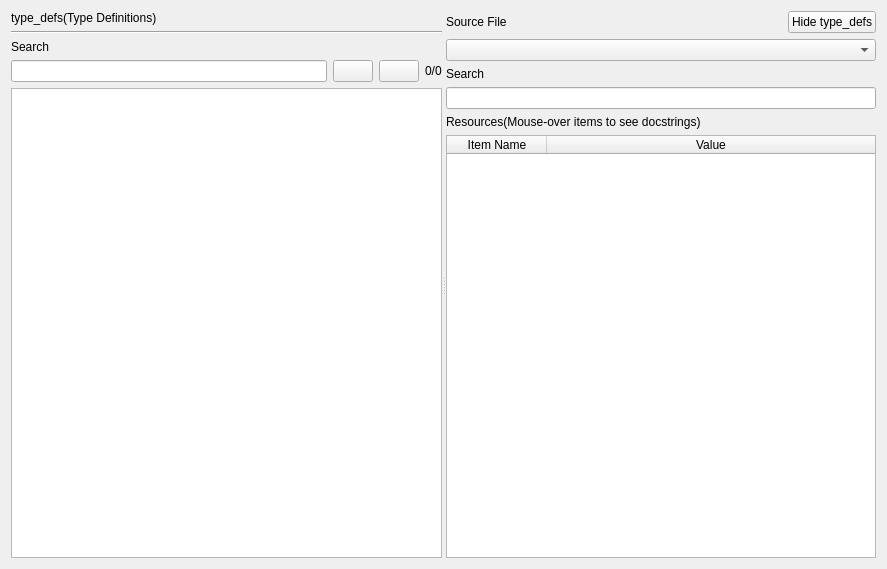
This is GUI/LibPINCEReferenceWidget.ui in korcankaraokcu/PINCE as Qt 5 draws it before an edit. The edited form follows.
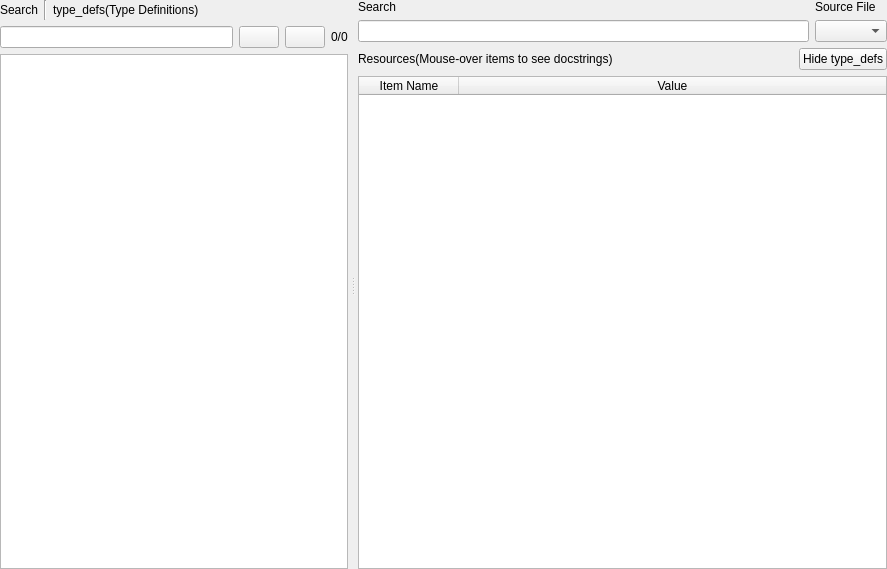
This is the edited form.

```diff
--- a/GUI/LibPINCEReferenceWidget.ui
+++ b/GUI/LibPINCEReferenceWidget.ui
@@ -14,17 +14,73 @@
    <string>libPINCE Reference</string>
   </property>
   <layout class="QGridLayout" name="gridLayout_2">
+   <property name="leftMargin">
+    <number>0</number>
+   </property>
+   <property name="topMargin">
+    <number>0</number>
+   </property>
+   <property name="rightMargin">
+    <number>0</number>
+   </property>
+   <property name="bottomMargin">
+    <number>0</number>
+   </property>
+   <property name="spacing">
+    <number>0</number>
+   </property>
    <item row="0" column="0">
     <widget class="QSplitter" name="splitter">
      <property name="orientation">
       <enum>Qt::Horizontal</enum>
      </property>
+     <property name="handleWidth">
+      <number>10</number>
+     </property>
      <widget class="QWidget" name="widget_TypeDefs" native="true">
       <layout class="QGridLayout" name="gridLayout">
-       <item row="4" column="0">
-        <widget class="QTextBrowser" name="textBrowser_TypeDefs"/>
+       <property name="rightMargin">
+        <number>0</number>
+       </property>
+       <item row="0" column="0">
+        <layout class="QHBoxLayout" name="horizontalLayout_4">
+         <item>
+          <widget class="QLabel" name="label_5">
+           <property name="text">
+            <string>Search</string>
+           </property>
+          </widget>
+         </item>
+         <item>
+          <widget class="Line" name="line">
+           <property name="orientation">
+            <enum>Qt::Vertical</enum>
+           </property>
+          </widget>
+         </item>
+         <item>
+          <widget class="QLabel" name="label_3">
+           <property name="text">
+            <string>type_defs(Type Definitions)</string>
+           </property>
+          </widget>
+         </item>
+         <item>
+          <spacer name="horizontalSpacer">
+           <property name="orientation">
+            <enum>Qt::Horizontal</enum>
+           </property>
+           <property name="sizeHint" stdset="0">
+            <size>
+             <width>40</width>
+             <height>20</height>
+            </size>
+           </property>
+          </spacer>
+         </item>
+        </layout>
        </item>
-       <item row="3" column="0">
+       <item row="1" column="0">
         <layout class="QHBoxLayout" name="horizontalLayout_2">
          <item>
           <widget class="QLineEdit" name="lineEdit_SearchText"/>
@@ -52,42 +108,59 @@
          </item>
         </layout>
        </item>
-       <item row="0" column="0">
-        <widget class="QLabel" name="label_3">
-         <property name="text">
-          <string>type_defs(Type Definitions)</string>
-         </property>
-        </widget>
-       </item>
        <item row="2" column="0">
-        <widget class="QLabel" name="label_5">
-         <property name="text">
-          <string>Search</string>
-         </property>
-        </widget>
-       </item>
-       <item row="1" column="0">
-        <widget class="Line" name="line">
-         <property name="orientation">
-          <enum>Qt::Horizontal</enum>
-         </property>
-        </widget>
+        <widget class="QTextBrowser" name="textBrowser_TypeDefs"/>
        </item>
       </layout>
      </widget>
-     <widget class="QWidget" name="layoutWidget">
-      <layout class="QVBoxLayout" name="verticalLayout">
-       <item>
+     <widget class="QWidget" name="widget_Resources" native="true">
+      <layout class="QGridLayout" name="gridLayout_3">
+       <property name="leftMargin">
+        <number>0</number>
+       </property>
+       <item row="0" column="0">
         <layout class="QHBoxLayout" name="horizontalLayout">
          <item>
-          <widget class="QLabel" name="label">
+          <layout class="QVBoxLayout" name="verticalLayout_2">
+           <item>
+            <widget class="QLabel" name="label_4">
+             <property name="text">
+              <string>Search</string>
+             </property>
+            </widget>
+           </item>
+           <item>
+            <widget class="QLineEdit" name="lineEdit_Search"/>
+           </item>
+          </layout>
+         </item>
+         <item>
+          <layout class="QVBoxLayout" name="verticalLayout">
+           <item>
+            <widget class="QLabel" name="label">
+             <property name="text">
+              <string>Source File</string>
+             </property>
+            </widget>
+           </item>
+           <item>
+            <widget class="QComboBox" name="comboBox_SourceFile"/>
+           </item>
+          </layout>
+         </item>
+        </layout>
+       </item>
+       <item row="1" column="0">
+        <layout class="QHBoxLayout" name="horizontalLayout_3">
+         <item>
+          <widget class="QLabel" name="label_2">
            <property name="text">
-            <string>Source File</string>
+            <string>Resources(Mouse-over items to see docstrings)</string>
            </property>
           </widget>
          </item>
          <item>
-          <spacer name="horizontalSpacer">
+          <spacer name="horizontalSpacer_2">
            <property name="orientation">
             <enum>Qt::Horizontal</enum>
            </property>
@@ -108,27 +181,7 @@
          </item>
         </layout>
        </item>
-       <item>
-        <widget class="QComboBox" name="comboBox_SourceFile"/>
-       </item>
-       <item>
-        <widget class="QLabel" name="label_4">
-         <property name="text">
-          <string>Search</string>
-         </property>
-        </widget>
-       </item>
-       <item>
-        <widget class="QLineEdit" name="lineEdit_Search"/>
-       </item>
-       <item>
-        <widget class="QLabel" name="label_2">
-         <property name="text">
-          <string>Resources(Mouse-over items to see docstrings)</string>
-         </property>
-        </widget>
-       </item>
-       <item>
+       <item row="2" column="0">
         <widget class="QTableWidget" name="tableWidget_ResourceTable">
          <property name="editTriggers">
           <set>QAbstractItemView::NoEditTriggers</set>
```
